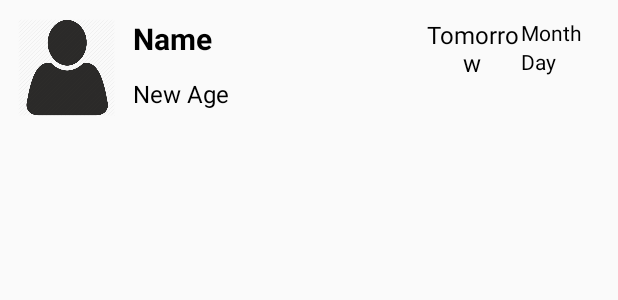
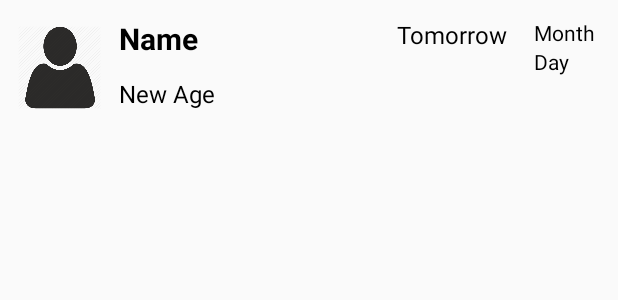
Before and after one commit to wanching0730/Birthday-Reminder-2, an Android app: the layout list_item.xml on its own in the app's theme, with its tools: preview values and no code run, on a phone screen of 412 x 824 dp. Shown: the top 300 px of the screen. Run offline under Robolectric (Android 15) with nearby library versions, the phone set to English and light mode, and no system bars.

Commit message:
edited ViewAcitivity

```diff
--- a/app/src/main/java/com/wanching/birthdayreminder/Adapters/BirthdayCursorAdapter.java
+++ b/app/src/main/java/com/wanching/birthdayreminder/Adapters/BirthdayCursorAdapter.java
@@ -75,7 +75,10 @@ public class BirthdayCursorAdapter extends CursorAdapter {
         if (today.get(Calendar.MONTH) == person.getBirthdayAsCalendar().get(Calendar.MONTH) && today.get(Calendar.DAY_OF_MONTH) == person.getBirthdayAsCalendar().get(Calendar.DAY_OF_MONTH)) {
             tvCountdown.setText("Today");
             tvAge.setText("Turned " + newAge);
-        } else if (today.get(Calendar.MONTH) == person.getBirthdayAsCalendar().get(Calendar.MONTH) && today.get(Calendar.DAY_OF_MONTH) < person.getBirthdayAsCalendar().get(Calendar.DAY_OF_MONTH)) {
+        } else if(person.getCountdown() == 0){
+            tvCountdown.setText("Tomorrow");
+            tvAge.setText("Turning " + (newAge + 1));
+        }else if (today.get(Calendar.MONTH) == person.getBirthdayAsCalendar().get(Calendar.MONTH) && today.get(Calendar.DAY_OF_MONTH) < person.getBirthdayAsCalendar().get(Calendar.DAY_OF_MONTH)) {
             tvCountdown.setText("Coming\nIn\n" + person.getCountdown() + "\nDays");
             tvAge.setText("Turning " + (newAge + 1));
         } else if (today.get(Calendar.MONTH) < person.getBirthdayAsCalendar().get(Calendar.MONTH)) {
--- a/app/src/main/res/layout/list_item.xml
+++ b/app/src/main/res/layout/list_item.xml
@@ -5,7 +5,7 @@
     xmlns:tools="http://schemas.android.com/tools"
     android:orientation="horizontal"
     android:layout_width="match_parent"
-    android:weightSum="6"
+    android:weightSum="7"
     android:layout_height="90sp">
     <ImageView
         android:id="@+id/image"
@@ -45,7 +45,7 @@
         tools:text="Tomorrow"
         android:layout_width="0sp"
         android:layout_height="wrap_content"
-        android:layout_weight="1"
+        android:layout_weight="2"
         android:gravity="center"
         android:layout_marginTop="12sp"
         android:textSize="16sp"
```
